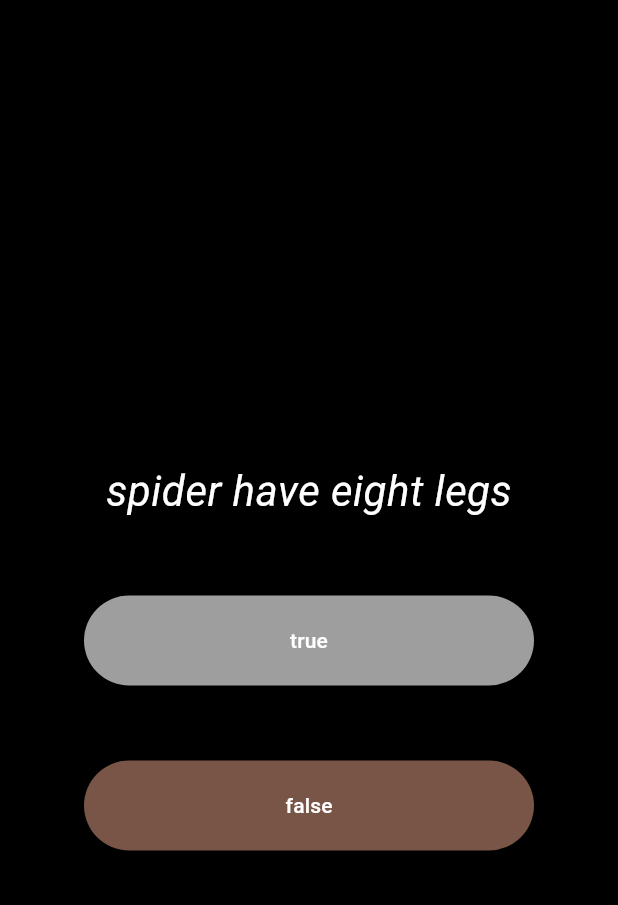
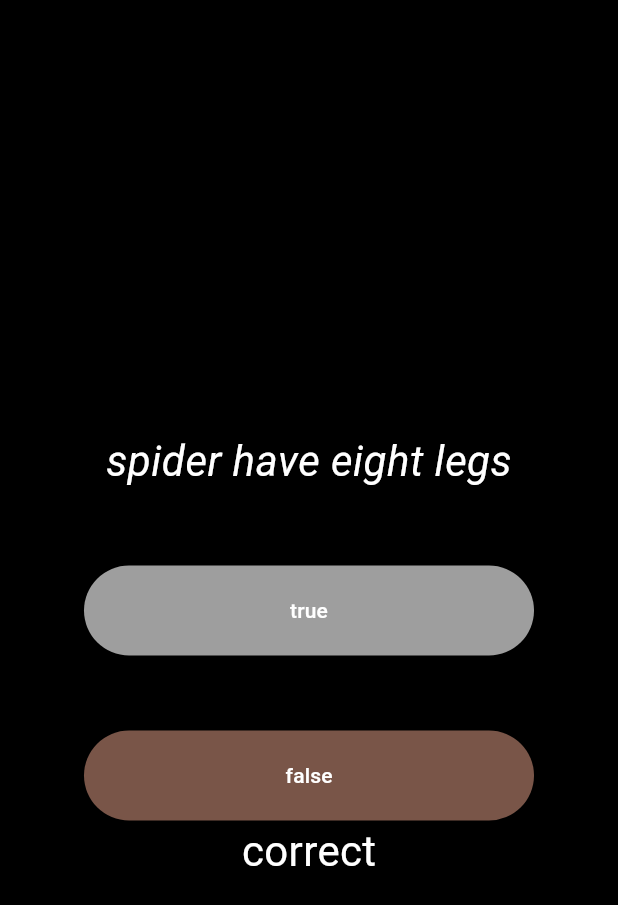
Before and after one commit to sherinhamna/quiz-main, a Flutter app: the screen it shows after launch, after a tap on "true", on a phone screen of 412 x 824 dp. Shown: the top 905 px of the screen. Run offline on Flutter 3.47's test engine with Material 3 defaults, Android fonts, the phone set to English and light mode, and no system bars.

Commit message:
initial commit

```diff
--- a/lib/question.dart
+++ b/lib/question.dart
@@ -14,7 +14,7 @@ class _queState extends State<que> {
     Quiz(ques: "Panaji is the capital of Assam",ans: false),
     Quiz(ques: "car have 4 wheels",ans: true),
     Quiz(ques: "india has 35 states",ans: false),
-    Quiz(ques: "125 is greater than 200",ans: true),
+    Quiz(ques: "125 is greater than 200",ans: false),
     Quiz(ques: " India is the largest country in the world",ans: false),
     Quiz(ques: "keerthana is a student",ans: false),
     Quiz(ques: "lakshmi is a comdeian",ans: false),
@@ -23,12 +23,22 @@ class _queState extends State<que> {
 
   ];
   int q=0;
+  String result="";
   void nextQus(){
     setState(() {
       if(q<question.length){
         q++;
       }
     });
+  }
+  void check(bool name){
+    print(name);
+    if(name==question[q].ans){
+     result='correct';
+    }
+    else{
+    result= "wrong";
+    };
 
   }
   @override
@@ -53,14 +63,16 @@ class _queState extends State<que> {
                 width: 300,
                 child: ElevatedButton(
                     style:ElevatedButton.styleFrom(backgroundColor: Colors.grey,foregroundColor: Colors.white),
-                    onPressed: (){nextQus();}, child: Text('true'))),
+                    onPressed: (){check(true); nextQus();}, child: Text('true'))),
             SizedBox(height: 50,),
             Container(
                 height: 60,
                 width: 300,
                 child: ElevatedButton(
                     style:ElevatedButton.styleFrom(backgroundColor: Colors.brown,foregroundColor: Colors.white),
-                    onPressed: (){nextQus();}, child: Text('false'))),
+                    onPressed: (){check(false);nextQus();}, child: Text('false'))),
+            Text(result,
+              style: TextStyle(fontSize: 28,color: Colors.white),),
           ],
         ),
       ),
```
